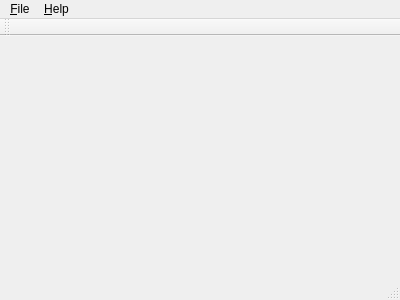
Old version of the form mainwindow.ui in the repository thunder422/ibcp.
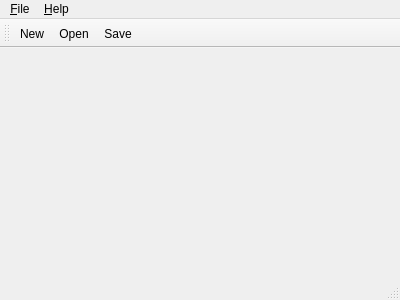
New version of the form. Icons and pictures are not drawn.

Commit message:
added actions to the toolbar and assigned icons to the actions
icons were added to all the current actions
the new, open and save actions were added to the toolbar

note: the icons were obtained from the Oxygen (KDE) icon set and
renamed appropriately for the menu/menu item except for the help
about Qt icon, which was obtained from the Qt SDK

Patch:
```diff
--- a/mainwindow.ui
+++ b/mainwindow.ui
@@ -55,6 +55,9 @@
    <attribute name="toolBarBreak">
     <bool>false</bool>
    </attribute>
+   <addaction name="actionNew"/>
+   <addaction name="actionOpen"/>
+   <addaction name="actionSave"/>
   </widget>
   <widget class="QStatusBar" name="statusBar"/>
   <action name="actionNew">
```
Left out of the diff: 28 changed lines with no effect on the pictures. The commit also changes 8 other files.
